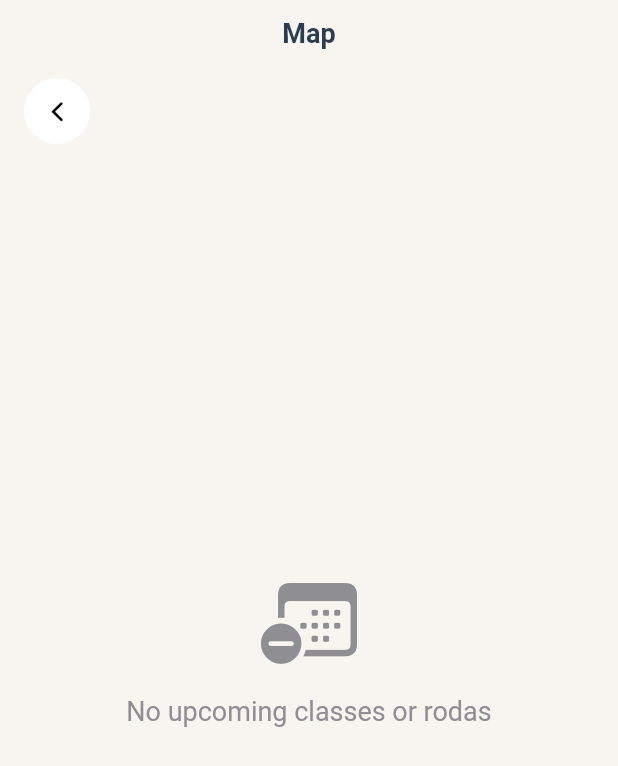
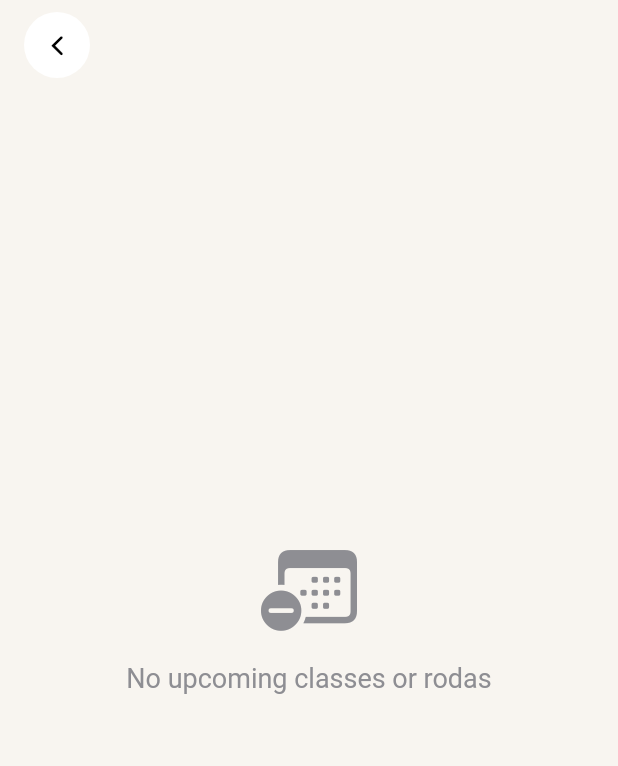
Before and after one commit to TempleOfNayra/roda, a Flutter app: the CleanMapPage screen opened by its route, on a phone screen of 412 x 824 dp. Shown: the top 766 px of the screen. Run offline on Flutter 3.47's test engine with Material 3 defaults, Android fonts, the phone set to English and light mode, and no system bars; our stand-ins replace app_links, cached_network_image, equatable, flutter_riverpod, flutter_slidable, geolocator and 5 more; missing offline and left inert: google_places_sdk; accounts and stored records are empty.

```diff
--- a/lib/features/classes/presentation/pages/clean_map_page.dart
+++ b/lib/features/classes/presentation/pages/clean_map_page.dart
@@ -332,9 +332,6 @@ class _CleanMapPageState extends ConsumerState<CleanMapPage> {
     final groupsAsync = ref.watch(mapLocationGroupsProvider);
 
     return CupertinoPageScaffold(
-      navigationBar: const CupertinoNavigationBar(
-        middle: Text('Map'),
-      ),
       child: groupsAsync.when(
         loading: () => const Center(child: CupertinoActivityIndicator()),
         error: (error, stack) => Center(
@@ -427,7 +424,7 @@ class _CleanMapPageState extends ConsumerState<CleanMapPage> {
 
               // Back button - top left
               Positioned(
-                top: MediaQuery.of(context).padding.top + 8,
+                top: MediaQuery.of(context).padding.top + 16,
                 left: 16,
                 child: Container(
                   decoration: const BoxDecoration(
@@ -444,7 +441,7 @@ class _CleanMapPageState extends ConsumerState<CleanMapPage> {
 
               // My location button - top right
               Positioned(
-                top: MediaQuery.of(context).padding.top + 8,
+                top: MediaQuery.of(context).padding.top + 16,
                 right: 16,
                 child: Container(
                   decoration: const BoxDecoration(
@@ -461,7 +458,7 @@ class _CleanMapPageState extends ConsumerState<CleanMapPage> {
 
               // Manual refresh button - below location button
               Positioned(
-                top: MediaQuery.of(context).padding.top + 60,
+                top: MediaQuery.of(context).padding.top + 68,
                 right: 16,
                 child: Container(
                   decoration: const BoxDecoration(
@@ -482,7 +479,7 @@ class _CleanMapPageState extends ConsumerState<CleanMapPage> {
 
               // Legend - moved below back button
               Positioned(
-                top: MediaQuery.of(context).padding.top + 110,
+                top: MediaQuery.of(context).padding.top + 68,
                 left: 16,
                 child: Container(
                   decoration: BoxDecoration(
```
